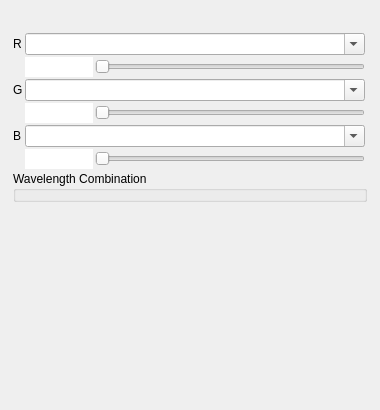
Old version of the form qps/ui/rasterbandconfigwidget.ui in the repository EnMAP-Box/qgispluginsupport.
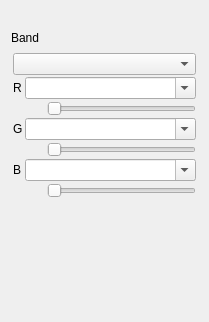
New version of the form. Custom widgets are drawn as their Qt base class.

Commit message: RasterBandConfigWidget uses spyndex band combinations and band shortcuts

Diff of the .ui file:
```diff
--- a/qps/ui/rasterbandconfigwidget.ui
+++ b/qps/ui/rasterbandconfigwidget.ui
@@ -6,8 +6,8 @@
    <rect>
     <x>0</x>
     <y>0</y>
-    <width>380</width>
-    <height>410</height>
+    <width>209</width>
+    <height>322</height>
    </rect>
   </property>
   <property name="windowTitle">
@@ -21,6 +21,13 @@
      </property>
     </widget>
    </item>
+   <item>
+    <widget class="QLabel" name="label_2">
+     <property name="text">
+      <string>Band</string>
+     </property>
+    </widget>
+   </item>
    <item>
     <widget class="QStackedWidget" name="renderBandWidget">
      <property name="currentIndex">
@@ -43,10 +50,16 @@
        <property name="spacing">
         <number>2</number>
        </property>
-       <item row="0" column="0">
-        <widget class="QLabel" name="label_2">
-         <property name="text">
-          <string>Band</string>
+       <item row="1" column="2">
+        <widget class="QSlider" name="sliderS">
+         <property name="sizePolicy">
+          <sizepolicy hsizetype="Preferred" vsizetype="Fixed">
+           <horstretch>1</horstretch>
+           <verstretch>0</verstretch>
+          </sizepolicy>
+         </property>
+         <property name="orientation">
+          <enum>Qt::Orientation::Horizontal</enum>
          </property>
         </widget>
        </item>
@@ -86,75 +99,57 @@
          </property>
          <property name="editable">
           <bool>true</bool>
-         </property>
-        </widget>
-       </item>
-       <item row="1" column="2">
-        <widget class="QSlider" name="sliderSingleBand">
-         <property name="sizePolicy">
-          <sizepolicy hsizetype="Preferred" vsizetype="Fixed">
-           <horstretch>1</horstretch>
-           <verstretch>0</verstretch>
-          </sizepolicy>
-         </property>
-         <property name="orientation">
-          <enum>Qt::Orientation::Horizontal</enum>
-         </property>
-        </widget>
-       </item>
-      </layout>
-     </widget>
-     <widget class="QWidget" name="pageMultiBand">
-      <layout class="QGridLayout" name="gridLayout" columnstretch="0,0,4,0">
-       <property name="leftMargin">
-        <number>2</number>
-       </property>
-       <property name="topMargin">
-        <number>2</number>
-       </property>
-       <property name="rightMargin">
-        <number>2</number>
-       </property>
-       <property name="bottomMargin">
-        <number>2</number>
-       </property>
-       <property name="spacing">
-        <number>2</number>
-       </property>
-       <item row="3" column="2">
-        <widget class="QSlider" name="sliderMultiBandGreen">
-         <property name="sizePolicy">
-          <sizepolicy hsizetype="Preferred" vsizetype="Fixed">
-           <horstretch>1</horstretch>
-           <verstretch>0</verstretch>
-          </sizepolicy>
-         </property>
-         <property name="orientation">
-          <enum>Qt::Orientation::Horizontal</enum>
          </property>
         </widget>
        </item>
        <item row="2" column="1" colspan="2">
-        <widget class="RasterBandComboBox" name="cbMultiBandGreen">
-         <property name="sizePolicy">
-          <sizepolicy hsizetype="Preferred" vsizetype="Fixed">
-           <horstretch>1</horstretch>
-           <verstretch>0</verstretch>
-          </sizepolicy>
+        <layout class="QHBoxLayout" name="layoutS">
+         <property name="spacing">
+          <number>0</number>
          </property>
+         <property name="topMargin">
+          <number>0</number>
+         </property>
+        </layout>
+       </item>
+       <item row="1" column="1">
+        <widget class="QLabel" name="labelWLS">
+         <property name="text">
+          <string/>
+         </property>
+        </widget>
+       </item>
+      </layout>
+     </widget>
+     <widget class="QWidget" name="pageMultiBand">
+      <layout class="QGridLayout" name="gridLayout" columnstretch="0,0,10">
+       <property name="leftMargin">
+        <number>2</number>
+       </property>
+       <property name="topMargin">
+        <number>2</number>
+       </property>
+       <property name="rightMargin">
+        <number>2</number>
+       </property>
+       <property name="bottomMargin">
+        <number>2</number>
+       </property>
+       <property name="spacing">
+        <number>2</number>
+       </property>
+       <item row="7" column="0">
+        <widget class="QLabel" name="labelB">
          <property name="toolTip">
           <string>Select the band for green color values</string>
          </property>
-         <property name="editable">
-          <bool>true</bool>
-         </property>
-         <property name="placeholderText">
-          <string>select band</string>
+         <property name="text">
+          <string>B</string>
          </property>
         </widget>
        </item>
-       <item row="0" column="1" colspan="2">
-        <widget class="RasterBandComboBox" name="cbMultiBandRed">
+       <item row="1" column="1" colspan="2">
+        <widget class="RasterBandComboBox" name="cbR">
          <property name="sizePolicy">
           <sizepolicy hsizetype="Preferred" vsizetype="Fixed">
            <horstretch>1</horstretch>
@@ -172,20 +167,104 @@
          </property>
         </widget>
        </item>
-       <item row="7" column="2">
-        <spacer name="verticalSpacer_3">
+       <item row="4" column="1" colspan="2">
+        <widget class="RasterBandComboBox" name="cbG">
+         <property name="sizePolicy">
+          <sizepolicy hsizetype="Preferred" vsizetype="Fixed">
+           <horstretch>1</horstretch>
+           <verstretch>0</verstretch>
+          </sizepolicy>
+         </property>
+         <property name="toolTip">
+          <string>Select the band for green color values</string>
+         </property>
+         <property name="editable">
+          <bool>true</bool>
+         </property>
+         <property name="placeholderText">
+          <string>select band</string>
+         </property>
+        </widget>
+       </item>
+       <item row="0" column="0" colspan="3">
+        <widget class="QComboBox" name="cbBandCombinations"/>
+       </item>
+       <item row="2" column="2">
+        <widget class="QSlider" name="sliderR">
+         <property name="sizePolicy">
+          <sizepolicy hsizetype="Preferred" vsizetype="Fixed">
+           <horstretch>1</horstretch>
+           <verstretch>0</verstretch>
+          </sizepolicy>
+         </property>
          <property name="orientation">
-          <enum>Qt::Orientation::Vertical</enum>
+          <enum>Qt::Orientation::Horizontal</enum>
          </property>
-         <property name="sizeHint" stdset="0">
-          <size>
-           <width>20</width>
-           <height>40</height>
-          </size>
+        </widget>
+       </item>
+       <item row="3" column="1" colspan="2">
+        <layout class="QHBoxLayout" name="layoutR">
+         <property name="spacing">
+          <number>0</number>
          </property>
-        </spacer>
+         <property name="topMargin">
+          <number>0</number>
+         </property>
+        </layout>
        </item>
-       <item row="0" column="0">
+       <item row="5" column="2">
+        <widget class="QSlider" name="sliderG">
+         <property name="sizePolicy">
+          <sizepolicy hsizetype="Preferred" vsizetype="Fixed">
+           <horstretch>1</horstretch>
+           <verstretch>0</verstretch>
+          </sizepolicy>
+         </property>
+         <property name="orientation">
+          <enum>Qt::Orientation::Horizontal</enum>
+         </property>
+        </widget>
+       </item>
+       <item row="6" column="1" colspan="2">
+        <layout class="QHBoxLayout" name="layoutG">
+         <property name="spacing">
+          <number>0</number>
+         </property>
+         <property name="topMargin">
+          <number>0</number>
+         </property>
+        </layout>
+       </item>
+       <item row="7" column="1" colspan="2">
+        <widget class="RasterBandComboBox" name="cbB">
+         <property name="sizePolicy">
+          <sizepolicy hsizetype="Preferred" vsizetype="Fixed">
+           <horstretch>1</horstretch>
+           <verstretch>0</verstretch>
+          </sizepolicy>
+         </property>
+         <property name="toolTip">
+          <string>Select the band for blue color values</string>
+         </property>
+         <property name="editable">
+          <bool>true</bool>
+         </property>
+         <property name="placeholderText">
+          <string>select band</string>
+         </property>
+        </widget>
+       </item>
+       <item row="9" column="1" colspan="2">
+        <layout class="QHBoxLayout" name="layoutB">
+         <property name="spacing">
+          <number>0</number>
+         </property>
+         <property name="topMargin">
+          <number>0</number>
+         </property>
+        </layout>
+       </item>
+       <item row="1" column="0">
         <widget class="QLabel" name="labelR">
          <property name="toolTip">
           <string>Red band</string>
@@ -195,7 +274,33 @@
          </property>
         </widget>
        </item>
-       <item row="2" column="0">
+       <item row="10" column="1">
+        <spacer name="verticalSpacer_3">
+         <property name="orientation">
+          <enum>Qt::Orientation::Vertical</enum>
+         </property>
+         <property name="sizeHint" stdset="0">
+          <size>
+           <width>20</width>
+           <height>40</height>
+          </size>
+         </property>
+        </spacer>
+       </item>
+       <item row="8" column="2">
+        <widget class="QSlider" name="sliderB">
+         <property name="sizePolicy">
+          <sizepolicy hsizetype="Preferred" vsizetype="Fixed">
+           <horstretch>1</horstretch>
+           <verstretch>0</verstretch>
+          </sizepolicy>
+         </property>
+         <property name="orientation">
+          <enum>Qt::Orientation::Horizontal</enum>
+         </property>
+        </widget>
+       </item>
+       <item row="4" column="0">
         <widget class="QLabel" name="labelG">
          <property name="toolTip">
           <string>Green band</string>
@@ -205,119 +310,24 @@
          </property>
         </widget>
        </item>
-       <item row="4" column="1" colspan="2">
-        <widget class="RasterBandComboBox" name="cbMultiBandBlue">
-         <property name="sizePolicy">
-          <sizepolicy hsizetype="Preferred" vsizetype="Fixed">
-           <horstretch>1</horstretch>
-           <verstretch>0</verstretch>
-          </sizepolicy>
-         </property>
-         <property name="toolTip">
-          <string>Select the band for blue color values</string>
-         </property>
-         <property name="editable">
-          <bool>true</bool>
-         </property>
-         <property name="placeholderText">
-          <string>select band</string>
-         </property>
-        </widget>
-       </item>
-       <item row="4" column="0">
-        <widget class="QLabel" name="labelB">
-         <property name="toolTip">
-          <string>Blue band</string>
-         </property>
+       <item row="2" column="1">
+        <widget class="QLabel" name="labelWLR">
          <property name="text">
-          <string>B</string>
-         </property>
-        </widget>
-       </item>
-       <item row="6" column="0" colspan="4">
-        <widget class="QGroupBox" name="gbMultiBandWavelength">
-         <property name="minimumSize">
-          <size>
-           <width>0</width>
-           <height>25</height>
-          </size>
-         </property>
-         <property name="title">
-          <string>Wavelength Combination</string>
-         </property>
-        </widget>
-       </item>
-       <item row="5" column="2">
-        <widget class="QSlider" name="sliderMultiBandBlue">
-         <property name="sizePolicy">
-          <sizepolicy hsizetype="Preferred" vsizetype="Fixed">
-           <horstretch>1</horstretch>
-           <verstretch>0</verstretch>
-          </sizepolicy>
-         </property>
-         <property name="orientation">
-          <enum>Qt::Orientation::Horizontal</enum>
-         </property>
-        </widget>
-       </item>
-       <item row="1" column="2">
-        <widget class="QSlider" name="sliderMultiBandRed">
-         <property name="sizePolicy">
-          <sizepolicy hsizetype="Preferred" vsizetype="Fixed">
-           <horstretch>1</horstretch>
-           <verstretch>0</verstretch>
-          </sizepolicy>
-         </property>
-         <property name="orientation">
-          <enum>Qt::Orientation::Horizontal</enum>
-         </property>
-        </widget>
-       </item>
-       <item row="1" column="1">
-        <widget class="QLineEdit" name="lineEditR">
-         <property name="toolTip">
-          <string>Show the wavelength of the red band, if available.</string>
-         </property>
-         <property name="frame">
-          <bool>false</bool>
-         </property>
-         <property name="readOnly">
-          <bool>true</bool>
-         </property>
-         <property name="placeholderText">
-          <string/>
-         </property>
-         <property name="clearButtonEnabled">
-          <bool>false</bool>
-         </property>
-        </widget>
-       </item>
-       <item row="3" column="1">
-        <widget class="QLineEdit" name="lineEditG">
-         <property name="toolTip">
-          <string>Show the wavelength of the green band, if available.</string>
-         </property>
-         <property name="frame">
-          <bool>false</bool>
-         </property>
-         <property name="readOnly">
-          <bool>true</bool>
-         </property>
-         <property name="placeholderText">
           <string/>
          </property>
         </widget>
        </item>
        <item row="5" column="1">
-        <widget class="QLineEdit" name="lineEditB">
-         <property name="toolTip">
-          <string>Show the wavelength of the blue band, if available.</string>
+        <widget class="QLabel" name="labelWLG">
+         <property name="text">
+          <string/>
          </property>
-         <property name="frame">
-          <bool>false</bool>
-         </property>
-         <property name="readOnly">
-          <bool>true</bool>
+        </widget>
+       </item>
+       <item row="8" column="1">
+        <widget class="QLabel" name="labelWLB">
+         <property name="text">
+          <string/>
          </property>
         </widget>
        </item>
```
Left out of the diff: 51 changed lines with no effect on the pictures. The commit also changes 3 other files.
